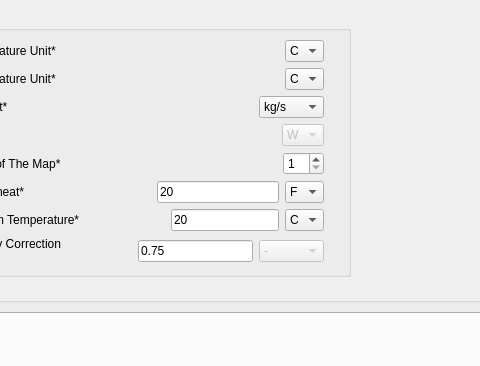
The window that ui_files/Compressor_define_Map.ui (OmarZaki96/EGSim) describes before a commit, drawn with Qt 5; both pictures show x 146 to 626 and y 0 to 366 of the 976 by 664 pixel window.
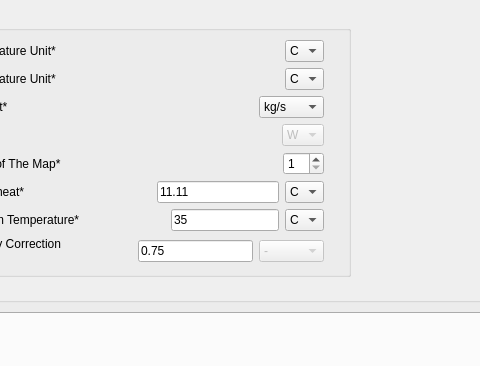
The same window after the commit.

The edit to the form file:
```diff
--- a/ui_files/Compressor_define_Map.ui
+++ b/ui_files/Compressor_define_Map.ui
@@ -479,7 +479,7 @@
              <string>Standard superheat of the map for mass flowrate correction. It is usually 20 F</string>
             </property>
             <property name="text">
-             <string>20</string>
+             <string>11.11</string>
             </property>
             <property name="maxLength">
              <number>8</number>
@@ -489,7 +489,7 @@
           <item>
            <widget class="QComboBox" name="Comp_Map_std_sh_unit">
             <property name="currentIndex">
-             <number>1</number>
+             <number>0</number>
             </property>
             <item>
              <property name="text">
@@ -498,7 +498,7 @@
             </item>
             <item>
              <property name="text">
-              <string>F</string>
+              <string>R</string>
              </property>
             </item>
            </widget>
@@ -574,7 +574,7 @@
              <string>Standard superheat of the map for mass flowrate correction. It is usually 20 F</string>
             </property>
             <property name="text">
-             <string>20</string>
+             <string>35</string>
             </property>
             <property name="maxLength">
              <number>8</number>
```
